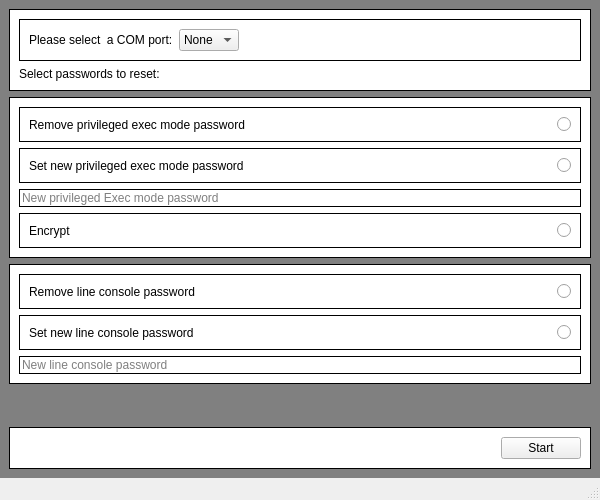
The window that UI/main_window.ui (N4MER/password_resetter) describes before a commit, drawn with Qt 5.
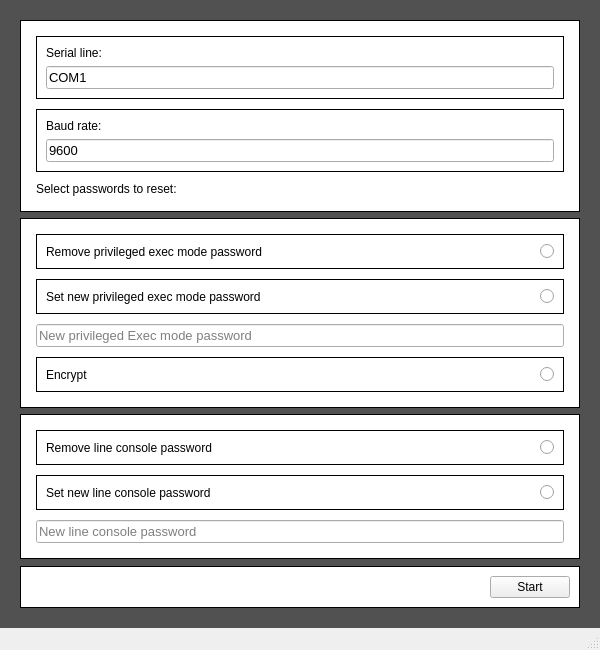
The same window after the commit.

```diff
--- a/UI/main_window.ui
+++ b/UI/main_window.ui
@@ -7,19 +7,36 @@
     <x>0</x>
     <y>0</y>
     <width>600</width>
-    <height>500</height>
+    <height>650</height>
    </rect>
   </property>
+  <property name="font">
+   <font>
+    <family>MS Shell Dlg 2</family>
+   </font>
+  </property>
   <property name="windowTitle">
    <string>MainWindow</string>
   </property>
   <widget class="QWidget" name="centralwidget">
    <property name="styleSheet">
     <string notr="true">#centralwidget {
-	background: gray;
+	background:rgb(81, 81, 81);
 }</string>
    </property>
    <layout class="QVBoxLayout" name="verticalLayout" stretch="0,0,0,0,0">
+    <property name="leftMargin">
+     <number>20</number>
+    </property>
+    <property name="topMargin">
+     <number>20</number>
+    </property>
+    <property name="rightMargin">
+     <number>20</number>
+    </property>
+    <property name="bottomMargin">
+     <number>20</number>
+    </property>
     <item>
      <widget class="QFrame" name="port_selection_frame">
       <property name="styleSheet">
@@ -28,7 +45,22 @@
 	background: white;
 }</string>
       </property>
-      <layout class="QVBoxLayout" name="verticalLayout_4" stretch="0,0">
+      <layout class="QVBoxLayout" name="verticalLayout_4" stretch="0,0,0">
+       <property name="spacing">
+        <number>10</number>
+       </property>
+       <property name="leftMargin">
+        <number>15</number>
+       </property>
+       <property name="topMargin">
+        <number>15</number>
+       </property>
+       <property name="rightMargin">
+        <number>15</number>
+       </property>
+       <property name="bottomMargin">
+        <number>15</number>
+       </property>
        <item>
         <widget class="QFrame" name="com_port_selection_frame">
          <property name="sizePolicy">
@@ -42,53 +74,73 @@
 	border: 1px solid black;
 }</string>
          </property>
-         <layout class="QHBoxLayout" name="horizontalLayout_6">
+         <layout class="QVBoxLayout" name="verticalLayout_5">
           <item>
            <widget class="QLabel" name="port_selector_label">
             <property name="text">
-             <string>Please select  a COM port:</string>
+             <string>Serial line:</string>
             </property>
            </widget>
           </item>
           <item>
-           <widget class="QComboBox" name="port_list">
-            <property name="sizePolicy">
-             <sizepolicy hsizetype="Fixed" vsizetype="Fixed">
-              <horstretch>0</horstretch>
-              <verstretch>0</verstretch>
-             </sizepolicy>
-            </property>
-            <property name="editable">
-             <bool>false</bool>
-            </property>
-            <property name="currentText">
-             <string>None</string>
-            </property>
-            <property name="currentIndex">
-             <number>0</number>
-            </property>
-            <property name="maxVisibleItems">
-             <number>5</number>
-            </property>
-            <item>
-             <property name="text">
-              <string>None</string>
-             </property>
-            </item>
-           </widget>
-          </item>
-          <item>
-           <spacer name="horizontalSpacer">
-            <property name="orientation">
-             <enum>Qt::Horizontal</enum>
-            </property>
-            <property name="sizeHint" stdset="0">
+           <widget class="QLineEdit" name="lineEdit">
+            <property name="maximumSize">
              <size>
-              <width>0</width>
-              <height>20</height>
+              <width>16777215</width>
+              <height>16777215</height>
              </size>
             </property>
-           </spacer>
+            <property name="font">
+             <font>
+              <pointsize>10</pointsize>
+             </font>
+            </property>
+            <property name="text">
+             <string>COM1</string>
+            </property>
+            <property name="placeholderText">
+             <string>COM1</string>
+            </property>
+           </widget>
+          </item>
+         </layout>
+        </widget>
+       </item>
+       <item>
+        <widget class="QFrame" name="baud_rate_frame">
+         <property name="styleSheet">
+          <string notr="true">.QFrame {
+	border: 1px solid black
+}</string>
+         </property>
+         <property name="frameShape">
+          <enum>QFrame::StyledPanel</enum>
+         </property>
+         <property name="frameShadow">
+          <enum>QFrame::Raised</enum>
+         </property>
+         <layout class="QVBoxLayout" name="verticalLayout_6">
+          <item>
+           <widget class="QLabel" name="label_4">
+            <property name="text">
+             <string>Baud rate: </string>
+            </property>
+           </widget>
+          </item>
+          <item>
+           <widget class="QLineEdit" name="lineEdit_2">
+            <property name="font">
+             <font>
+              <pointsize>10</pointsize>
+             </font>
+            </property>
+            <property name="text">
+             <string>9600</string>
+            </property>
+            <property name="placeholderText">
+             <string>Baud rate</string>
+            </property>
+           </widget>
           </item>
          </layout>
         </widget>
@@ -121,6 +173,21 @@
 }</string>
       </property>
       <layout class="QVBoxLayout" name="verticalLayout_2" stretch="0,0,0,0">
+       <property name="spacing">
+        <number>10</number>
+       </property>
+       <property name="leftMargin">
+        <number>15</number>
+       </property>
+       <property name="topMargin">
+        <number>15</number>
+       </property>
+       <property name="rightMargin">
+        <number>15</number>
+       </property>
+       <property name="bottomMargin">
+        <number>15</number>
+       </property>
        <item>
         <widget class="QFrame" name="reset_privileged_exec_mode_frame">
          <property name="styleSheet">
@@ -189,8 +256,13 @@
            <verstretch>0</verstretch>
           </sizepolicy>
          </property>
+         <property name="font">
+          <font>
+           <pointsize>10</pointsize>
+          </font>
+         </property>
          <property name="styleSheet">
-          <string notr="true">border: 1px solid black</string>
+          <string notr="true"/>
          </property>
          <property name="text">
           <string/>
@@ -246,6 +318,21 @@
 }</string>
       </property>
       <layout class="QVBoxLayout" name="verticalLayout_3" stretch="0,0,0">
+       <property name="spacing">
+        <number>10</number>
+       </property>
+       <property name="leftMargin">
+        <number>15</number>
+       </property>
+       <property name="topMargin">
+        <number>15</number>
+       </property>
+       <property name="rightMargin">
+        <number>15</number>
+       </property>
+       <property name="bottomMargin">
+        <number>15</number>
+       </property>
        <item>
         <widget class="QFrame" name="reset_line_console_password_frame">
          <property name="styleSheet">
@@ -310,8 +397,13 @@
            <verstretch>0</verstretch>
           </sizepolicy>
          </property>
+         <property name="font">
+          <font>
+           <pointsize>10</pointsize>
+          </font>
+         </property>
          <property name="styleSheet">
-          <string notr="true">border: 1px solid black</string>
+          <string notr="true"/>
          </property>
          <property name="text">
           <string/>
@@ -335,7 +427,7 @@
       <property name="sizeHint" stdset="0">
        <size>
         <width>20</width>
-        <height>0</height>
+        <height>40</height>
        </size>
       </property>
      </spacer>
```
Left out of the diff: 6 changed lines with no effect on the pictures.
